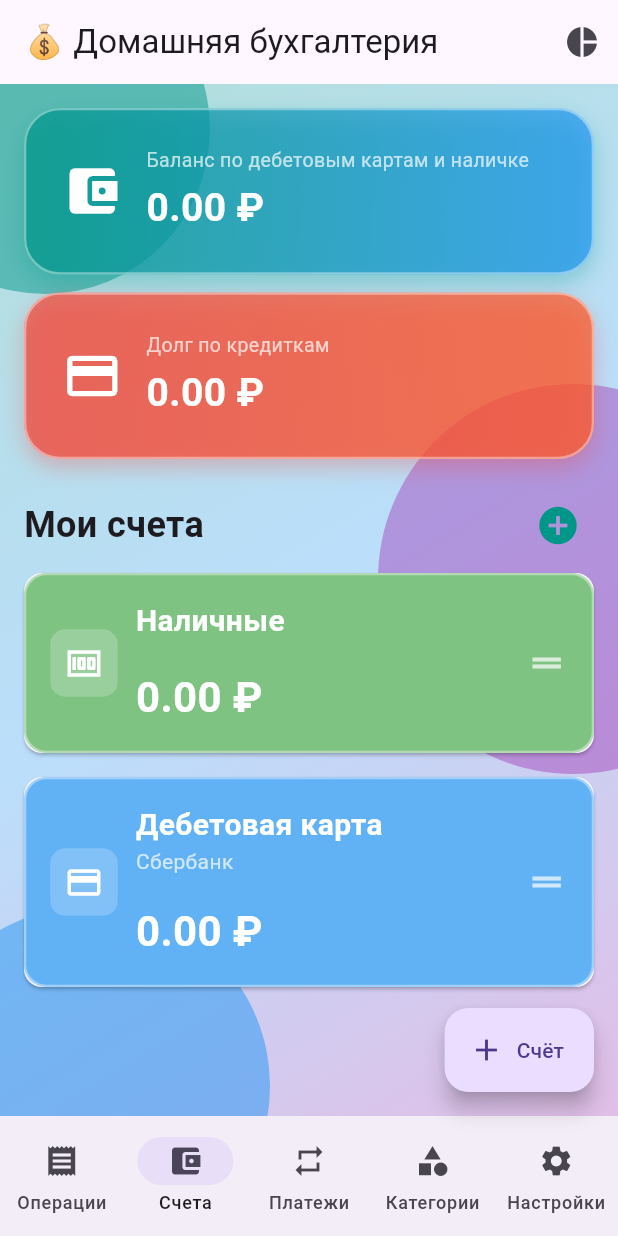
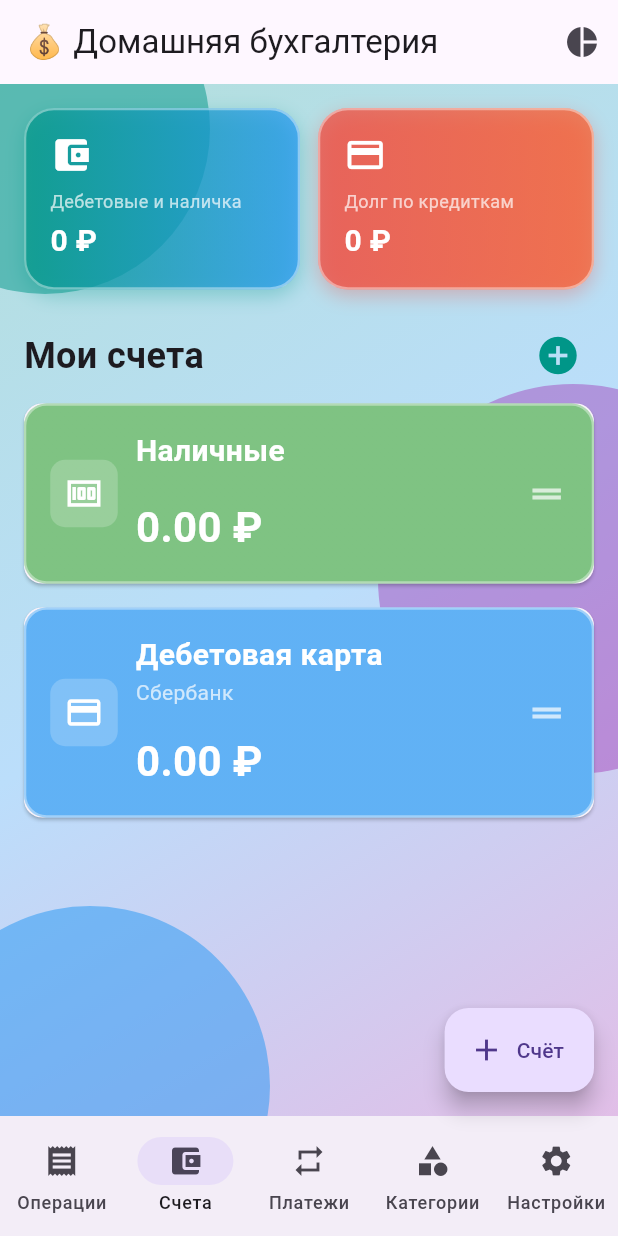
Before and after one commit to ak3301389/monkeybudget, a Flutter app: the screen it shows after launch, item 2 of the bottom bar chosen, on a phone screen of 412 x 824 dp. Run offline on Flutter 3.47's test engine with Material 3 defaults, Android fonts, the phone set to English and light mode, and no system bars; our stand-ins replace cloud_firestore, dio, firebase_auth, firebase_core, flutter_local_notifications, google_sign_in and 3 more; missing offline and left inert: file_selector, mobile_scanner; accounts and stored records are empty; network calls fail; key blocks and very long unbroken strings in the code were emptied for the run.

Commit message:
v4.8.0+134 - Балансы на экране Счета в одну строку

```diff
--- a/lib/screens/accounts_screen.dart
+++ b/lib/screens/accounts_screen.dart
@@ -93,10 +93,11 @@ class _AccountsScreenState extends State<AccountsScreen> {
             padding: EdgeInsets.all(16),
             header: Column(
               children: [
-                Container(
-                  margin: EdgeInsets.only(bottom: 12),
-                  padding: EdgeInsets.all(24),
-                  width: double.infinity,
+                Row(
+                  children: [
+                    Expanded(
+                      child: Container(
+                        padding: EdgeInsets.all(16),
                         decoration: BoxDecoration(
                           gradient: LinearGradient(
                             colors: [
@@ -104,7 +105,7 @@ class _AccountsScreenState extends State<AccountsScreen> {
                               Colors.blue.withOpacity(0.7),
                             ],
                           ),
-                    borderRadius: BorderRadius.circular(24),
+                          borderRadius: BorderRadius.circular(20),
                           border: Border.all(
                             color: Colors.white.withOpacity(0.4),
                             width: 1.5,
@@ -112,40 +113,36 @@ class _AccountsScreenState extends State<AccountsScreen> {
                           boxShadow: [
                             BoxShadow(
                               color: Colors.teal.withOpacity(0.3),
-                        blurRadius: 12,
-                        offset: Offset(0, 6),
+                              blurRadius: 10,
+                              offset: Offset(0, 4),
                             ),
                           ],
                         ),
-                  child: Row(
-                    children: [
-                      Icon(Icons.account_balance_wallet,
-                          color: Colors.white, size: 40),
-                      SizedBox(width: 16),
-                      Expanded(
                         child: Column(
                           crossAxisAlignment: CrossAxisAlignment.start,
                           children: [
-                            Text('Баланс по дебетовым картам и наличке',
+                            Icon(Icons.account_balance_wallet,
+                                color: Colors.white, size: 28),
+                            SizedBox(height: 8),
+                            Text('Дебетовые и наличка',
                                 style: TextStyle(
-                                    color: Colors.white70, fontSize: 13)),
+                                    color: Colors.white70, fontSize: 12)),
                             SizedBox(height: 4),
                             Text(
-                                '${_getDebitTotal().toStringAsFixed(2)} ${widget.currency}',
+                              '${_getDebitTotal().toStringAsFixed(0)} ${widget.currency}',
                               style: TextStyle(
                                   color: Colors.white,
-                                    fontSize: 26,
-                                    fontWeight: FontWeight.bold)),
-                          ],
-                        ),
+                                  fontSize: 20,
+                                  fontWeight: FontWeight.bold),
                             ),
                           ],
                         ),
                       ),
-                Container(
-                  margin: EdgeInsets.only(bottom: 20),
-                  padding: EdgeInsets.all(24),
-                  width: double.infinity,
+                    ),
+                    SizedBox(width: 12),
+                    Expanded(
+                      child: Container(
+                        padding: EdgeInsets.all(16),
                         decoration: BoxDecoration(
                           gradient: LinearGradient(
                             colors: [
@@ -153,7 +150,7 @@ class _AccountsScreenState extends State<AccountsScreen> {
                               Colors.deepOrange.withOpacity(0.7),
                             ],
                           ),
-                    borderRadius: BorderRadius.circular(24),
+                          borderRadius: BorderRadius.circular(20),
                           border: Border.all(
                             color: Colors.white.withOpacity(0.4),
                             width: 1.5,
@@ -161,35 +158,35 @@ class _AccountsScreenState extends State<AccountsScreen> {
                           boxShadow: [
                             BoxShadow(
                               color: Colors.red.withOpacity(0.3),
-                        blurRadius: 12,
-                        offset: Offset(0, 6),
+                              blurRadius: 10,
+                              offset: Offset(0, 4),
                             ),
                           ],
                         ),
-                  child: Row(
-                    children: [
-                      Icon(Icons.credit_card, color: Colors.white, size: 40),
-                      SizedBox(width: 16),
-                      Expanded(
                         child: Column(
                           crossAxisAlignment: CrossAxisAlignment.start,
                           children: [
+                            Icon(Icons.credit_card,
+                                color: Colors.white, size: 28),
+                            SizedBox(height: 8),
                             Text('Долг по кредиткам',
                                 style: TextStyle(
-                                    color: Colors.white70, fontSize: 13)),
+                                    color: Colors.white70, fontSize: 12)),
                             SizedBox(height: 4),
                             Text(
-                                '${_getCreditDebt().toStringAsFixed(2)} ${widget.currency}',
+                              '${_getCreditDebt().toStringAsFixed(0)} ${widget.currency}',
                               style: TextStyle(
                                   color: Colors.white,
-                                    fontSize: 26,
-                                    fontWeight: FontWeight.bold)),
+                                  fontSize: 20,
+                                  fontWeight: FontWeight.bold),
+                            ),
                           ],
+                        ),
                       ),
                     ),
                   ],
                 ),
-                ),
+                SizedBox(height: 20),
                 Row(
                   mainAxisAlignment: MainAxisAlignment.spaceBetween,
                   children: [
--- a/pubspec.yaml
+++ b/pubspec.yaml
@@ -3,7 +3,7 @@ description: Домашняя бухгалтерия
 
 publish_to: 'none'
 
-version: 4.8.0+133
+version: 4.8.0+134
 
 environment:
   sdk: '>=3.0.0 <4.0.0'
--- a/version_history.txt
+++ b/version_history.txt
@@ -105,3 +105,4 @@ v4.8.0.130 - Эффект матового стекла на плашках ба
 v4.8.0.131 - мелкие визуальные исправления
 v4.8.0.132 - Улучшение визуального оформления экрана Счета
 v4.8.0.133 - Обновление оформления экрана Счета
+v4.8.0.134 - Балансы на экране Счета в одну строку
```
Lines whose indentation alone changed are shown as unchanged.
